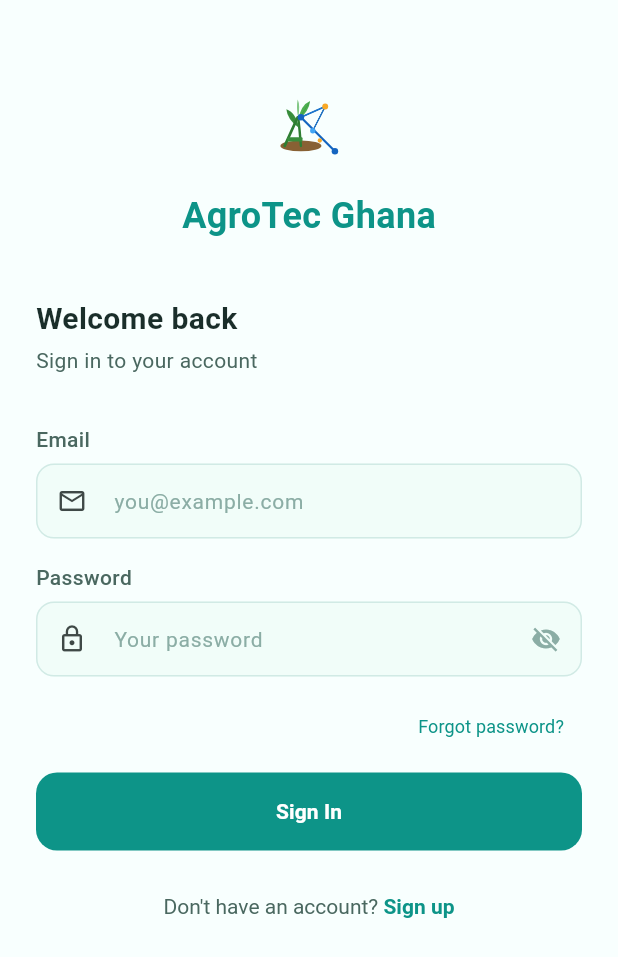
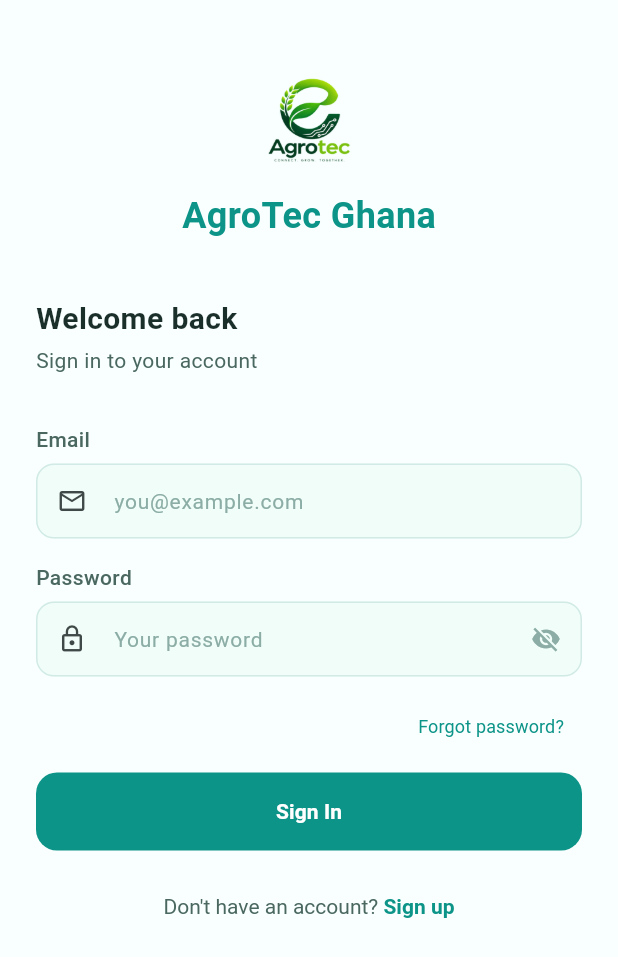
Before and after one commit to jjcopson/agrotec-ghana, a Flutter app: the screen it shows after launch, after a tap on "Skip", on a phone screen of 412 x 824 dp. Shown: the top 957 px of the screen. Run offline on Flutter 3.47's test engine with Material 3 defaults, Android fonts, the phone set to English and light mode, and no system bars; our stand-ins replace cached_network_image, dio, firebase_messaging, flutter_local_notifications, flutter_riverpod, go_router and 3 more; accounts and stored records are empty; Roboto replaces fonts that are missing (Poppins).

Commit message:
Replace logo.svg with logo og.png across splash, login, and onboarding screens

```diff
--- a/lib/features/auth/presentation/screens/login_screen.dart
+++ b/lib/features/auth/presentation/screens/login_screen.dart
@@ -1,6 +1,5 @@
 import 'package:flutter/material.dart';
 import 'package:flutter_riverpod/flutter_riverpod.dart';
-import 'package:flutter_svg/flutter_svg.dart';
 import 'package:go_router/go_router.dart';
 import 'package:supabase_flutter/supabase_flutter.dart';
 import '../../../../core/theme/app_colors.dart';
@@ -112,8 +111,8 @@
                 Center(
                   child: Column(
                     children: [
-                      SvgPicture.asset(
-                        'assets/icons/logo.svg',
+                      Image.asset(
+                        'assets/icons/logo.png',
                         width: 72,
                         height: 72,
                       ),
--- a/lib/features/auth/presentation/screens/onboarding_screen.dart
+++ b/lib/features/auth/presentation/screens/onboarding_screen.dart
@@ -1,6 +1,5 @@
 import 'package:flutter/material.dart';
 import 'package:go_router/go_router.dart';
-import 'package:flutter_svg/flutter_svg.dart';
 import '../../../../core/theme/app_colors.dart';
 import '../../../../core/theme/app_text_styles.dart';
 import '../../../../core/constants/app_constants.dart';
@@ -121,7 +120,7 @@
                                 shape: BoxShape.circle,
                               ),
                               padding: const EdgeInsets.all(10),
-                              child: SvgPicture.asset('assets/icons/logo.svg'),
+                              child: Image.asset('assets/icons/logo.png'),
                             ),
                             const SizedBox(height: 24),
                           ] else ...[
--- a/lib/features/auth/presentation/screens/splash_screen.dart
+++ b/lib/features/auth/presentation/screens/splash_screen.dart
@@ -1,6 +1,5 @@
 import 'package:flutter/material.dart';
 import 'package:flutter_riverpod/flutter_riverpod.dart';
-import 'package:flutter_svg/flutter_svg.dart';
 import 'package:go_router/go_router.dart';
 import '../../../../core/theme/app_colors.dart';
 import '../../../../core/theme/app_text_styles.dart';
@@ -94,8 +93,8 @@
                         shape: BoxShape.circle,
                       ),
                       padding: const EdgeInsets.all(12),
-                      child: SvgPicture.asset(
-                        'assets/icons/logo.svg',
+                      child: Image.asset(
+                        'assets/icons/logo.png',
                         fit: BoxFit.contain,
                       ),
                     ),
```
Also changed, not shown: assets/icons/logo.png (added).
